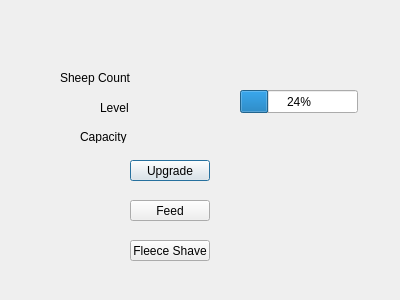
The window that sheep_pasture.ui (mohammadfattahi11/AP_Project) describes before a commit, drawn with Qt 5.
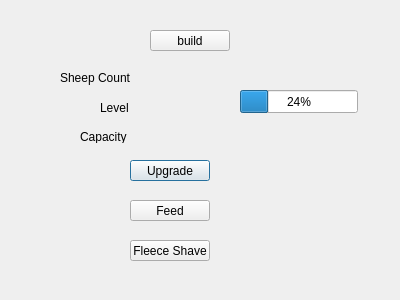
The same window after the commit.

What changed in the file:
```diff
--- a/sheep_pasture.ui
+++ b/sheep_pasture.ui
@@ -143,6 +143,19 @@
     <number>24</number>
    </property>
   </widget>
+  <widget class="QPushButton" name="build">
+   <property name="geometry">
+    <rect>
+     <x>150</x>
+     <y>30</y>
+     <width>80</width>
+     <height>21</height>
+    </rect>
+   </property>
+   <property name="text">
+    <string>build</string>
+   </property>
+  </widget>
  </widget>
  <resources/>
  <connections/>
```
